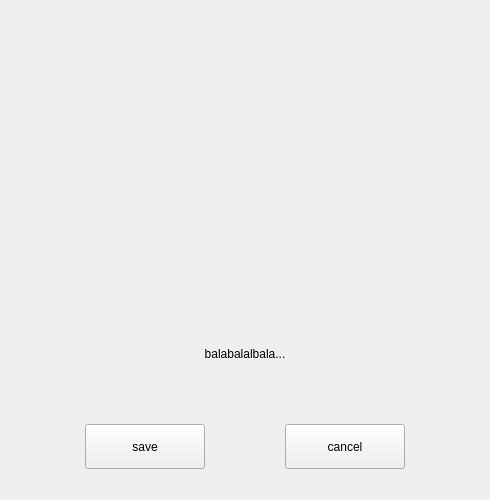
Above: src/pages/biometric-input-dialog/fingerprint-input-dialog/fingerprint-input-dialog.ui from openeuler-mirror/kiran-control-panel before the change. Below: the same form after it.
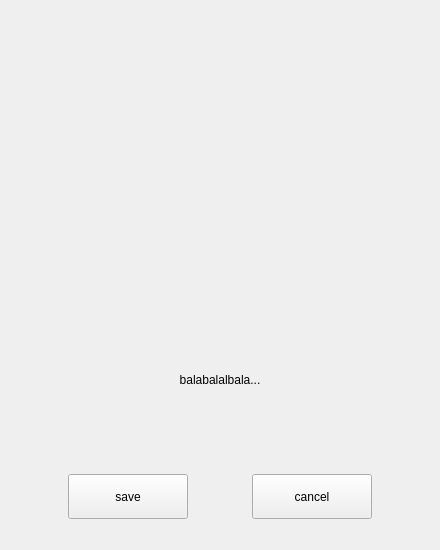
That is the form after the change. Custom widgets are drawn as their Qt base class.

Diff of the .ui file:
```diff
--- a/src/pages/biometric-input-dialog/fingerprint-input-dialog/fingerprint-input-dialog.ui
+++ b/src/pages/biometric-input-dialog/fingerprint-input-dialog/fingerprint-input-dialog.ui
@@ -6,8 +6,8 @@
    <rect>
     <x>0</x>
     <y>0</y>
-    <width>490</width>
-    <height>500</height>
+    <width>440</width>
+    <height>550</height>
    </rect>
   </property>
   <property name="windowTitle">
```
